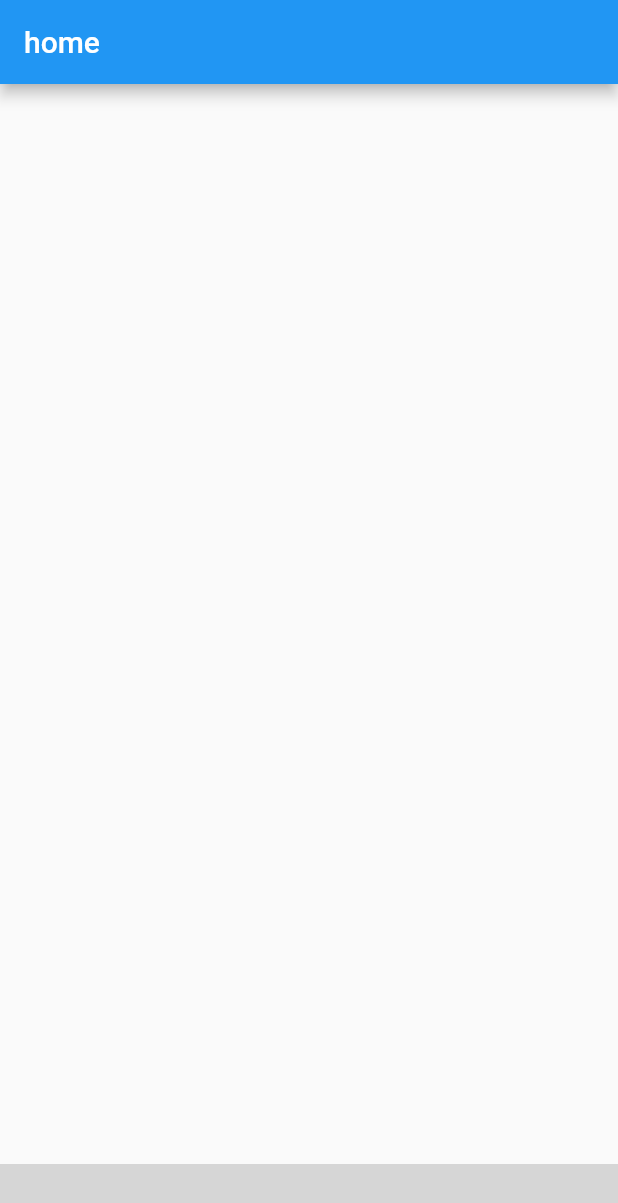
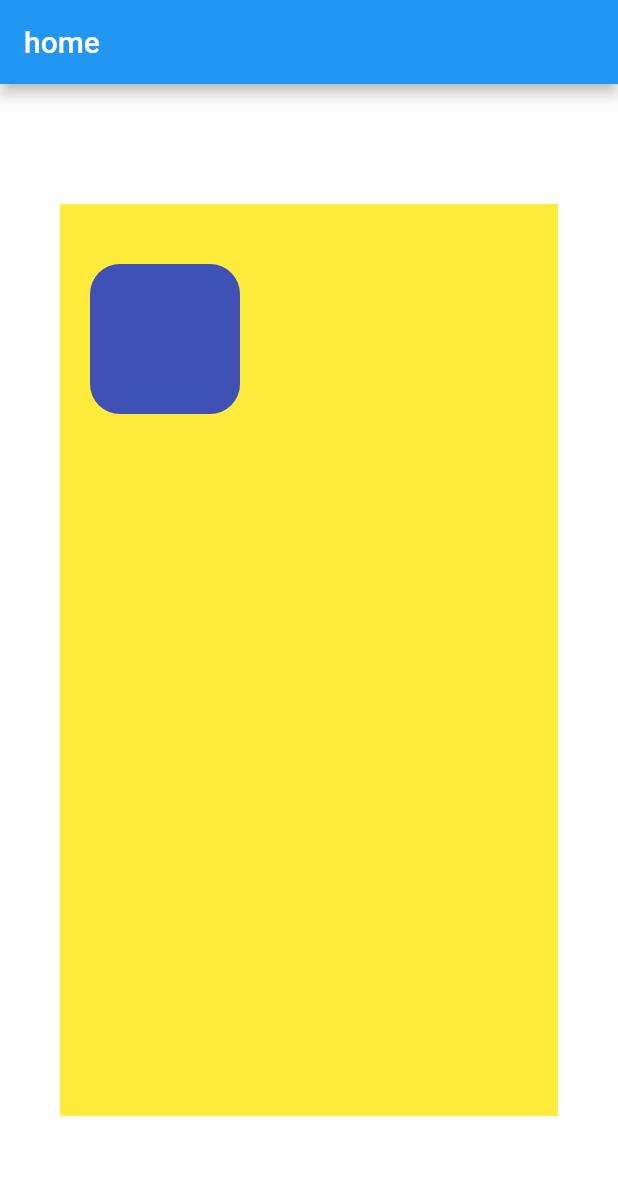
Before and after one commit to Intelligent-Mobile-Systems-Group-2/app, a Flutter app: the screen it shows after launch, on a phone screen of 412 x 824 dp. Shown: the top 1203 px of the screen. Run offline on Flutter 3.47's test engine with Material 2 defaults, Android fonts, the phone set to English and light mode, and no system bars; missing offline and left inert: control_pad; grey boxes are pictures that could not be loaded.

Commit message:
Setup done for map

```diff
--- a/lib/main.dart
+++ b/lib/main.dart
@@ -2,8 +2,11 @@ import 'package:flutter/material.dart';
 import 'package:control_pad/views/joystick_view.dart';
 import 'dart:async';
 import 'package:flutter/services.dart';
+import 'package:int_app/src/app/view/Canvas.dart';
 
 import 'package:int_app/src/app/view/home/joystick.dart';
+
+import 'src/app/view/home/home.dart';
 
 Future<void> main() async {
   runApp(MainScreen());
@@ -15,7 +18,7 @@ class MainScreen extends StatelessWidget {
     return MaterialApp(
       title: 'main',
 //      home: BluetoothView(),
-      home: JoyPad(),
+      home: Home(),
     );
   }
 }
--- a/lib/src/app/view/home/home.dart
+++ b/lib/src/app/view/home/home.dart
@@ -1,5 +1,8 @@
+
 import 'package:flutter/widgets.dart';
 import 'package:flutter/material.dart';
+
+import '../Canvas.dart';
 
 class Home extends StatefulWidget {
   @override
@@ -9,7 +12,23 @@ class Home extends StatefulWidget {
 class _HomeState extends State<Home> {
   @override
   Widget build(BuildContext context) {
-    // TODO: implement build
-    throw UnimplementedError();
+    return Scaffold(
+      appBar: AppBar(
+        title: Text("home"),
+      ),
+      body: Container(
+          color: Colors.white,
+          padding: EdgeInsets.symmetric(horizontal: 40, vertical: 80),
+          // Inner yellow container
+          child: Container(
+            // pass double.infinity to prevent shrinking of the painter area to 0.
+            width: double.infinity,
+            height: double.infinity,
+            color: Colors.yellow,
+            child: CustomPaint(painter: MowerMap()),
+          ),
+      )
+    );
+
   }
 }
```
Also changed, not shown: lib/src/app/view/Canvas.dart (+23 -0 lines), 3 other files.
